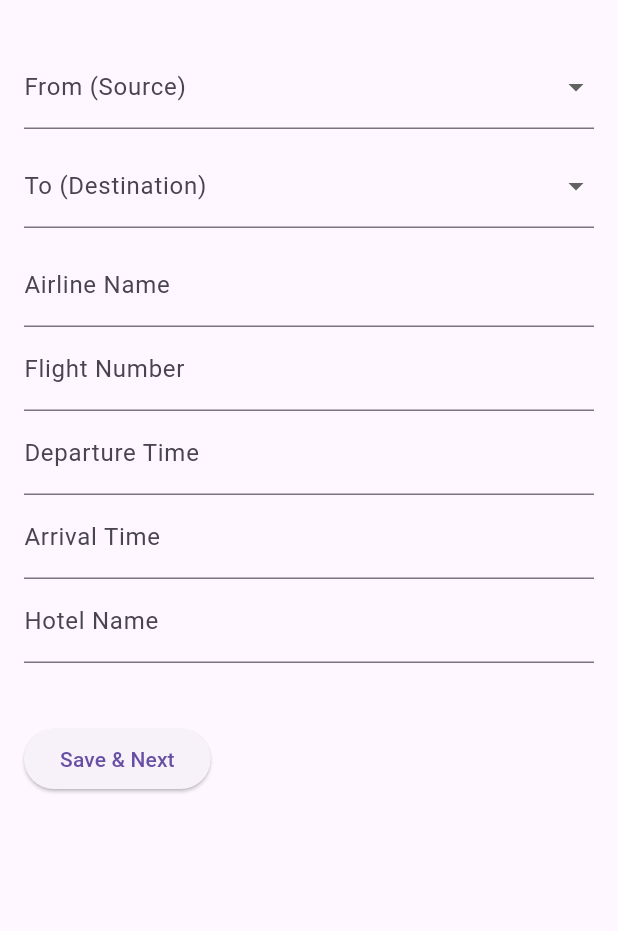
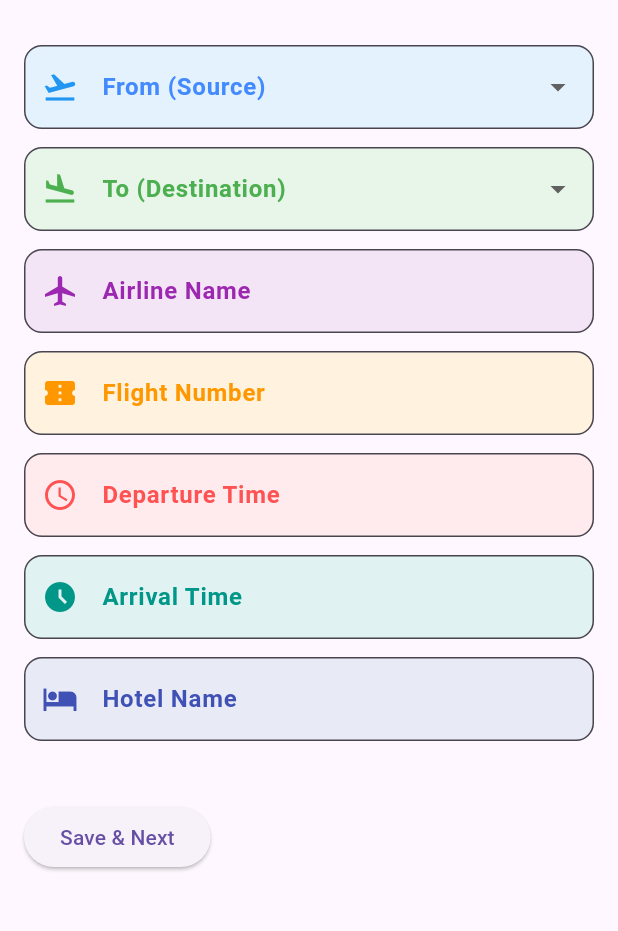
Before and after one commit to SugandhiP/Travel-Planner, a Flutter app: the TravelForm screen opened directly, on a phone screen of 412 x 824 dp, the part 63-994 px from its top. Run offline on Flutter 3.47's test engine with Material 3 defaults, Android fonts, the phone set to English and light mode, and no system bars.

Commit message:
UI Modified for travel flights details

```diff
--- a/lib/itinerary_travel_details.dart
+++ b/lib/itinerary_travel_details.dart
@@ -36,11 +36,18 @@ class _TravelFormState extends State<TravelForm> {
               crossAxisAlignment: CrossAxisAlignment.start,
               children: [
                 DropdownButtonFormField<String>(
-                  decoration: InputDecoration(labelText: "From (Source)"),
+                  decoration: InputDecoration(
+                    labelText: "From (Source)",
+                    labelStyle: TextStyle(color: Colors.blueAccent, fontWeight: FontWeight.bold),
+                    border: OutlineInputBorder(borderRadius: BorderRadius.circular(12)),
+                    filled: true,
+                    fillColor: Colors.blue.shade50,
+                    prefixIcon: Icon(Icons.flight_takeoff, color: Colors.blue),
+                  ),
                   items: countryList.map((String country) {
                     return DropdownMenuItem<String>(
                       value: country,
-                      child: Text(country),
+                      child: Text(country, style: TextStyle(color: Colors.black87)),
                     );
                   }).toList(),
                   onChanged: (value) {
@@ -48,14 +55,23 @@ class _TravelFormState extends State<TravelForm> {
                       _selectedSource = value;
                     });
                   },
+                  validator: (value) => value == null ? "Select a source" : null,
                 ),
-                SizedBox(height: 10),
+                SizedBox(height: 12),
+
                 DropdownButtonFormField<String>(
-                  decoration: InputDecoration(labelText: "To (Destination)"),
+                  decoration: InputDecoration(
+                    labelText: "To (Destination)",
+                    labelStyle: TextStyle(color: Colors.green, fontWeight: FontWeight.bold),
+                    border: OutlineInputBorder(borderRadius: BorderRadius.circular(12)),
+                    filled: true,
+                    fillColor: Colors.green.shade50,
+                    prefixIcon: Icon(Icons.flight_land, color: Colors.green),
+                  ),
                   items: countryList.map((String country) {
                     return DropdownMenuItem<String>(
                       value: country,
-                      child: Text(country),
+                      child: Text(country, style: TextStyle(color: Colors.black87)),
                     );
                   }).toList(),
                   onChanged: (value) {
@@ -64,29 +80,81 @@ class _TravelFormState extends State<TravelForm> {
                       _selectedAttractions.clear(); // Reset attractions
                     });
                   },
+                  validator: (value) => value == null ? "Select a destination" : null,
                 ),
-                SizedBox(height: 10),
+                SizedBox(height: 12),
+
                 TextFormField(
-                  decoration: InputDecoration(labelText: "Airline Name"),
+                  decoration: InputDecoration(
+                    labelText: "Airline Name",
+                    labelStyle: TextStyle(color: Colors.purple, fontWeight: FontWeight.bold),
+                    border: OutlineInputBorder(borderRadius: BorderRadius.circular(12)),
+                    filled: true,
+                    fillColor: Colors.purple.shade50,
+                    prefixIcon: Icon(Icons.airplanemode_active, color: Colors.purple),
+                  ),
                   onChanged: (value) => _airline = value,
+                  validator: (value) => value!.isEmpty ? "Enter airline name" : null,
                 ),
+                SizedBox(height: 12),
+
                 TextFormField(
-                  decoration: InputDecoration(labelText: "Flight Number"),
+                  decoration: InputDecoration(
+                    labelText: "Flight Number",
+                    labelStyle: TextStyle(color: Colors.orange, fontWeight: FontWeight.bold),
+                    border: OutlineInputBorder(borderRadius: BorderRadius.circular(12)),
+                    filled: true,
+                    fillColor: Colors.orange.shade50,
+                    prefixIcon: Icon(Icons.confirmation_number, color: Colors.orange),
+                  ),
                   onChanged: (value) => _flightNumber = value,
+                  validator: (value) => value!.isEmpty ? "Enter flight number" : null,
                 ),
+                SizedBox(height: 12),
+
                 TextFormField(
-                  decoration: InputDecoration(labelText: "Departure Time"),
+                  decoration: InputDecoration(
+                    labelText: "Departure Time",
+                    labelStyle: TextStyle(color: Colors.redAccent, fontWeight: FontWeight.bold),
+                    border: OutlineInputBorder(borderRadius: BorderRadius.circular(12)),
+                    filled: true,
+                    fillColor: Colors.red.shade50,
+                    prefixIcon: Icon(Icons.access_time, color: Colors.redAccent),
+                  ),
                   onChanged: (value) => _departureTime = value,
+                  validator: (value) => value!.isEmpty ? "Enter departure time" : null,
                 ),
+                SizedBox(height: 12),
+
                 TextFormField(
-                  decoration: InputDecoration(labelText: "Arrival Time"),
+                  decoration: InputDecoration(
+                    labelText: "Arrival Time",
+                    labelStyle: TextStyle(color: Colors.teal, fontWeight: FontWeight.bold),
+                    border: OutlineInputBorder(borderRadius: BorderRadius.circular(12)),
+                    filled: true,
+                    fillColor: Colors.teal.shade50,
+                    prefixIcon: Icon(Icons.access_time_filled, color: Colors.teal),
+                  ),
                   onChanged: (value) => _arrivalTime = value,
+                  validator: (value) => value!.isEmpty ? "Enter arrival time" : null,
                 ),
+                SizedBox(height: 12),
+
                 TextFormField(
-                  decoration: InputDecoration(labelText: "Hotel Name"),
+                  decoration: InputDecoration(
+                    labelText: "Hotel Name",
+                    labelStyle: TextStyle(color: Colors.indigo, fontWeight: FontWeight.bold),
+                    border: OutlineInputBorder(borderRadius: BorderRadius.circular(12)),
+                    filled: true,
+                    fillColor: Colors.indigo.shade50,
+                    prefixIcon: Icon(Icons.hotel, color: Colors.indigo),
+                  ),
                   onChanged: (value) => _hotelName = value,
+                  validator: (value) => value!.isEmpty ? "Enter hotel name" : null,
                 ),
                 SizedBox(height: 20),
+
+
 
                 if (_selectedDestination != null &&
                     attractionsList.containsKey(_selectedDestination))
```
Also changed, not shown: lib/data/country_list.dart (+20 -4 lines).
